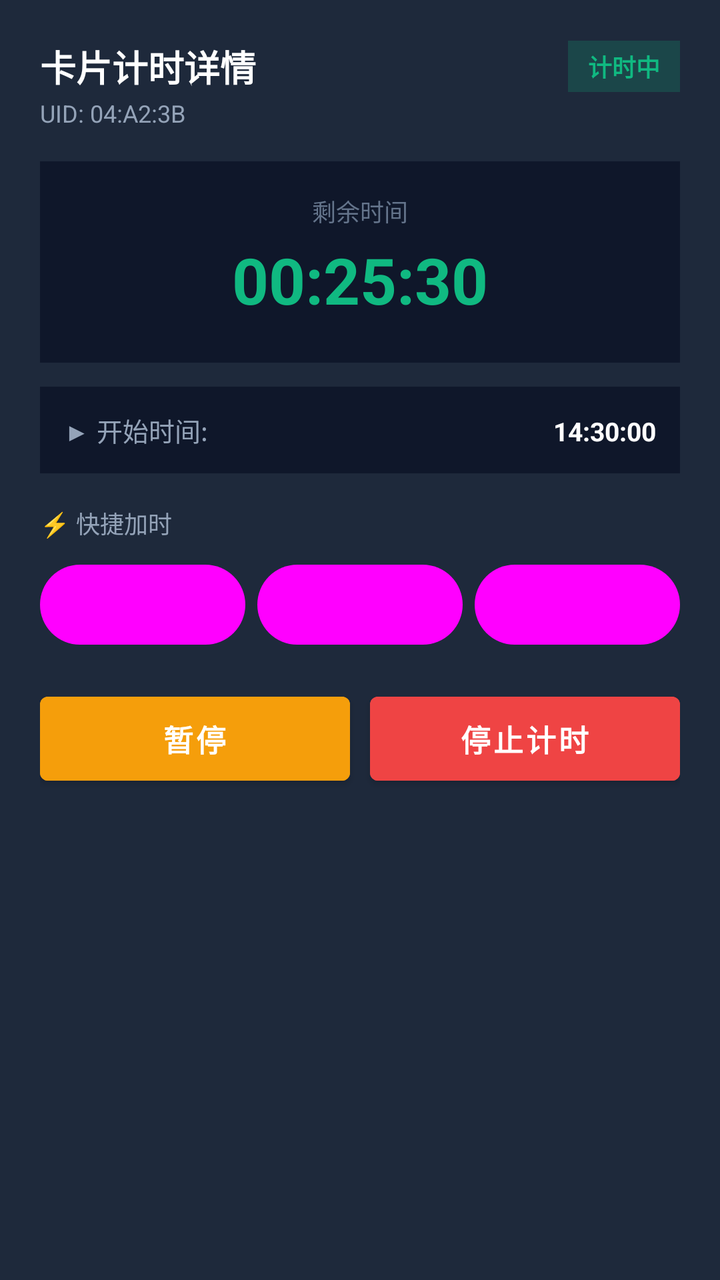
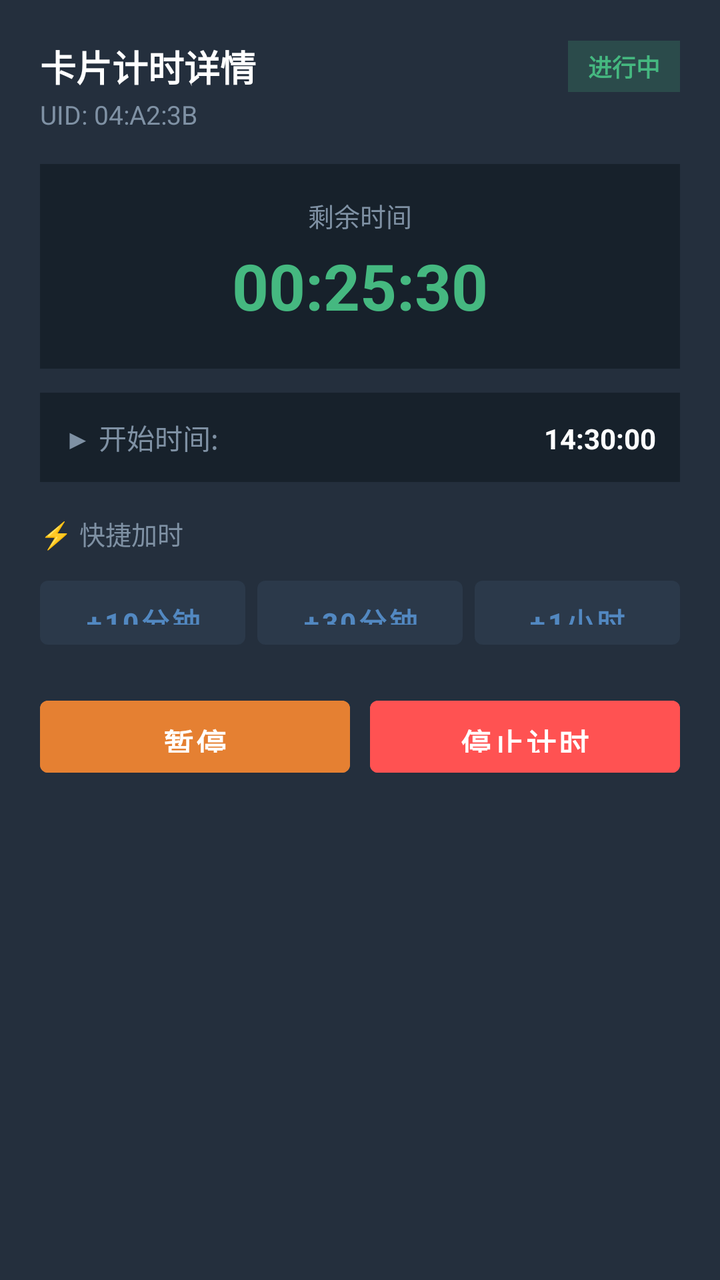

Two renders of the same Android screen: before a commit and after it. Below are the layout's source before the change and the commit's diff.
<!-- AndroidManifest.xml: application theme Theme.NFCTime -->
<!-- res/layout/dialog_active_card_control.xml -->
<?xml version="1.0" encoding="utf-8"?>
<LinearLayout xmlns:android="http://schemas.android.com/apk/res/android"
    xmlns:app="http://schemas.android.com/apk/res-auto"
    android:layout_width="match_parent"
    android:layout_height="wrap_content"
    android:background="#1E293B"
    android:orientation="vertical"
    android:padding="20dp">

    
    <LinearLayout
        android:layout_width="match_parent"
        android:layout_height="wrap_content"
        android:gravity="center_vertical"
        android:orientation="horizontal">

        <TextView
            android:id="@+id/tvActiveTitle"
            android:layout_width="0dp"
            android:layout_height="wrap_content"
            android:layout_weight="1"
            android:text="卡片计时详情"
            android:textColor="#FFFFFF"
            android:textSize="18sp"
            android:textStyle="bold" />

        <TextView
            android:id="@+id/tvActiveStatusBadge"
            android:layout_width="wrap_content"
            android:layout_height="wrap_content"
            android:background="#3310B981"
            android:paddingHorizontal="10dp"
            android:paddingVertical="4dp"
            android:text="计时中"
            android:textColor="#10B981"
            android:textSize="12sp"
            android:textStyle="bold" />
    </LinearLayout>

    <TextView
        android:id="@+id/tvActiveUid"
        android:layout_width="wrap_content"
        android:layout_height="wrap_content"
        android:layout_marginTop="2dp"
        android:layout_marginBottom="16dp"
        android:text="UID: 04:A2:3B"
        android:textColor="#94A3B8"
        android:textSize="12sp" />

    
    <LinearLayout
        android:layout_width="match_parent"
        android:layout_height="wrap_content"
        android:background="#0F172A"
        android:gravity="center"
        android:orientation="vertical"
        android:padding="16dp">

        <TextView
            android:id="@+id/tvActiveTimeLabel"
            android:layout_width="wrap_content"
            android:layout_height="wrap_content"
            android:text="剩余时间"
            android:textColor="#64748B"
            android:textSize="12sp" />

        <TextView
            android:id="@+id/tvActiveRemainingBig"
            android:layout_width="wrap_content"
            android:layout_height="wrap_content"
            android:layout_marginVertical="4dp"
            android:text="00:25:30"
            android:textColor="#10B981"
            android:textSize="32sp"
            android:textStyle="bold" />

        
        <TextView
            android:id="@+id/tvActiveOverdueAlert"
            android:layout_width="wrap_content"
            android:layout_height="wrap_content"
            android:text="🚨 已超时 00:05:12"
            android:textColor="#EF4444"
            android:textSize="16sp"
            android:textStyle="bold"
            android:visibility="gone" />
    </LinearLayout>

    
    <LinearLayout
        android:layout_width="match_parent"
        android:layout_height="wrap_content"
        android:layout_marginTop="12dp"
        android:background="#0F172A"
        android:orientation="horizontal"
        android:padding="12dp">

        <TextView
            android:layout_width="0dp"
            android:layout_height="wrap_content"
            android:layout_weight="1"
            android:text="▶ 开始时间:"
            android:textColor="#94A3B8"
            android:textSize="13sp" />

        <TextView
            android:id="@+id/tvActiveStartTime"
            android:layout_width="wrap_content"
            android:layout_height="wrap_content"
            android:text="14:30:00"
            android:textColor="#FFFFFF"
            android:textSize="13sp"
            android:textStyle="bold" />
    </LinearLayout>

    
    <TextView
        android:layout_width="wrap_content"
        android:layout_height="wrap_content"
        android:layout_marginTop="16dp"
        android:layout_marginBottom="8dp"
        android:text="⚡ 快捷加时"
        android:textColor="#94A3B8"
        android:textSize="12sp" />

    <LinearLayout
        android:layout_width="match_parent"
        android:layout_height="wrap_content"
        android:orientation="horizontal">

        <Button
            android:id="@+id/btnAdd10Min"
            style="@style/Widget.Material3.Button.TonalButton"
            android:layout_width="0dp"
            android:layout_height="wrap_content"
            android:layout_weight="1"
            android:text="+10分钟"
            android:textSize="12sp" />

        <Button
            android:id="@+id/btnAdd30Min"
            style="@style/Widget.Material3.Button.TonalButton"
            android:layout_width="0dp"
            android:layout_height="wrap_content"
            android:layout_weight="1"
            android:layout_marginStart="6dp"
            android:text="+30分钟"
            android:textSize="12sp" />

        <Button
            android:id="@+id/btnAdd1Hour"
            style="@style/Widget.Material3.Button.TonalButton"
            android:layout_width="0dp"
            android:layout_height="wrap_content"
            android:layout_weight="1"
            android:layout_marginStart="6dp"
            android:text="+1小时"
            android:textSize="12sp" />
    </LinearLayout>

    
    <LinearLayout
        android:layout_width="match_parent"
        android:layout_height="wrap_content"
        android:layout_marginTop="16dp"
        android:orientation="horizontal">

        <Button
            android:id="@+id/btnActivePause"
            android:layout_width="0dp"
            android:layout_height="wrap_content"
            android:layout_weight="1"
            android:backgroundTint="#F59E0B"
            android:text="暂停" />

        <Button
            android:id="@+id/btnActiveStop"
            android:layout_width="0dp"
            android:layout_height="wrap_content"
            android:layout_weight="1"
            android:layout_marginStart="10dp"
            android:backgroundTint="#EF4444"
            android:text="停止计时" />
    </LinearLayout>

</LinearLayout>
<!-- resources referenced by this layout -->
<resources>
  <style name="Theme.NFCTime" parent="Theme.MaterialComponents.DayNight.NoActionBar">
          <item name="colorPrimary">@color/tg_blue</item>
          <item name="colorPrimaryVariant">@color/tg_blue_dark</item>
          <item name="colorOnPrimary">@color/tg_text_primary</item>
          <item name="colorSecondary">@color/tg_blue</item>
          <item name="android:windowBackground">@color/tg_background</item>
          <item name="android:statusBarColor">@color/tg_background</item>
          <item name="android:navigationBarColor">@color/tg_background</item>
          
          
          <item name="materialButtonStyle">@style/Widget.App.Button</item>
          <item name="borderlessButtonStyle">@style/Widget.App.Button.TextButton</item>
      </style>
  <color name="tg_blue">#5288C1</color>
  <color name="tg_blue_dark">#2AABEE</color>
  <color name="tg_text_primary">#FFFFFF</color>
  <color name="tg_background">#17212B</color>
  <style name="Widget.App.Button" parent="Widget.MaterialComponents.Button">
          <item name="android:textSize">15sp</item>
          <item name="android:textStyle">bold</item>
          <item name="android:textAllCaps">false</item>
          <item name="android:paddingVertical">10dp</item>
      </style>
  <style name="Widget.App.Button.TextButton" parent="Widget.MaterialComponents.Button.TextButton">
          <item name="android:textSize">15sp</item>
          <item name="android:textStyle">bold</item>
          <item name="android:textAllCaps">false</item>
          <item name="android:paddingHorizontal">12dp</item>
          <item name="android:paddingVertical">8dp</item>
      </style>
</resources>

<!-- the commit's change to res/layout/dialog_active_card_control.xml (unified diff, before → after) -->
@@ -3,7 +3,7 @@
     xmlns:app="http://schemas.android.com/apk/res-auto"
     android:layout_width="match_parent"
     android:layout_height="wrap_content"
-    android:background="#1E293B"
+    android:background="@color/tg_surface"
     android:orientation="vertical"
     android:padding="20dp">
 
@@ -20,7 +20,7 @@
             android:layout_height="wrap_content"
             android:layout_weight="1"
             android:text="卡片计时详情"
-            android:textColor="#FFFFFF"
+            android:textColor="@color/tg_text_primary"
             android:textSize="18sp"
             android:textStyle="bold" />
 
@@ -28,11 +28,11 @@
             android:id="@+id/tvActiveStatusBadge"
             android:layout_width="wrap_content"
             android:layout_height="wrap_content"
-            android:background="#3310B981"
+            android:background="#3345B880"
             android:paddingHorizontal="10dp"
             android:paddingVertical="4dp"
-            android:text="计时中"
-            android:textColor="#10B981"
+            android:text="进行中"
+            android:textColor="@color/tg_status_green"
             android:textSize="12sp"
             android:textStyle="bold" />
     </LinearLayout>
@@ -44,14 +44,14 @@
         android:layout_marginTop="2dp"
         android:layout_marginBottom="16dp"
         android:text="UID: 04:A2:3B"
-        android:textColor="#94A3B8"
-        android:textSize="12sp" />
+        android:textColor="@color/tg_text_secondary"
+        android:textSize="13sp" />
 
     
     <LinearLayout
         android:layout_width="match_parent"
         android:layout_height="wrap_content"
-        android:background="#0F172A"
+        android:background="@color/tg_background"
         android:gravity="center"
         android:orientation="vertical"
         android:padding="16dp">
@@ -61,8 +61,8 @@
             android:layout_width="wrap_content"
             android:layout_height="wrap_content"
             android:text="剩余时间"
-            android:textColor="#64748B"
-            android:textSize="12sp" />
+            android:textColor="@color/tg_text_secondary"
+            android:textSize="13sp" />
 
         <TextView
             android:id="@+id/tvActiveRemainingBig"
@@ -70,7 +70,7 @@
             android:layout_height="wrap_content"
             android:layout_marginVertical="4dp"
             android:text="00:25:30"
-            android:textColor="#10B981"
+            android:textColor="@color/tg_status_green"
             android:textSize="32sp"
             android:textStyle="bold" />
 
@@ -80,7 +80,7 @@
             android:layout_width="wrap_content"
             android:layout_height="wrap_content"
             android:text="🚨 已超时 00:05:12"
-            android:textColor="#EF4444"
+            android:textColor="@color/tg_status_red"
             android:textSize="16sp"
             android:textStyle="bold"
             android:visibility="gone" />
@@ -91,7 +91,7 @@
         android:layout_width="match_parent"
         android:layout_height="wrap_content"
         android:layout_marginTop="12dp"
-        android:background="#0F172A"
+        android:background="@color/tg_background"
         android:orientation="horizontal"
         android:padding="12dp">
 
@@ -100,16 +100,16 @@
             android:layout_height="wrap_content"
             android:layout_weight="1"
             android:text="▶ 开始时间:"
-            android:textColor="#94A3B8"
-            android:textSize="13sp" />
+            android:textColor="@color/tg_text_secondary"
+            android:textSize="14sp" />
 
         <TextView
             android:id="@+id/tvActiveStartTime"
             android:layout_width="wrap_content"
             android:layout_height="wrap_content"
             android:text="14:30:00"
-            android:textColor="#FFFFFF"
-            android:textSize="13sp"
+            android:textColor="@color/tg_text_primary"
+            android:textSize="14sp"
             android:textStyle="bold" />
     </LinearLayout>
 
@@ -120,8 +120,8 @@
         android:layout_marginTop="16dp"
         android:layout_marginBottom="8dp"
         android:text="⚡ 快捷加时"
-        android:textColor="#94A3B8"
-        android:textSize="12sp" />
+        android:textColor="@color/tg_text_secondary"
+        android:textSize="13sp" />
 
     <LinearLayout
         android:layout_width="match_parent"
@@ -130,32 +130,29 @@
 
         <Button
             android:id="@+id/btnAdd10Min"
-            style="@style/Widget.Material3.Button.TonalButton"
+            style="@style/Widget.App.Button.TonalButton"
             android:layout_width="0dp"
-            android:layout_height="wrap_content"
+            android:layout_height="44dp"
             android:layout_weight="1"
-            android:text="+10分钟"
-            android:textSize="12sp" />
+            android:text="+10分钟" />
 
         <Button
             android:id="@+id/btnAdd30Min"
-            style="@style/Widget.Material3.Button.TonalButton"
+            style="@style/Widget.App.Button.TonalButton"
             android:layout_width="0dp"
-            android:layout_height="wrap_content"
+            android:layout_height="44dp"
             android:layout_weight="1"
             android:layout_marginStart="6dp"
-            android:text="+30分钟"
-            android:textSize="12sp" />
+            android:text="+30分钟" />
 
         <Button
             android:id="@+id/btnAdd1Hour"
-            style="@style/Widget.Material3.Button.TonalButton"
+            style="@style/Widget.App.Button.TonalButton"
             android:layout_width="0dp"
-            android:layout_height="wrap_content"
+            android:layout_height="44dp"
             android:layout_weight="1"
             android:layout_marginStart="6dp"
-            android:text="+1小时"
-            android:textSize="12sp" />
+            android:text="+1小时" />
     </LinearLayout>
 
     
@@ -168,19 +165,23 @@
         <Button
             android:id="@+id/btnActivePause"
             android:layout_width="0dp"
-            android:layout_height="wrap_content"
+            android:layout_height="48dp"
             android:layout_weight="1"
-            android:backgroundTint="#F59E0B"
-            android:text="暂停" />
+            android:backgroundTint="@color/tg_status_orange"
+            android:text="暂停"
+            android:textSize="15sp"
+            android:textStyle="bold" />
 
         <Button
             android:id="@+id/btnActiveStop"
             android:layout_width="0dp"
-            android:layout_height="wrap_content"
+            android:layout_height="48dp"
             android:layout_weight="1"
             android:layout_marginStart="10dp"
-            android:backgroundTint="#EF4444"
-            android:text="停止计时" />
+            android:backgroundTint="@color/tg_status_red"
+            android:text="停止计时"
+            android:textSize="15sp"
+            android:textStyle="bold" />
     </LinearLayout>
 
 </LinearLayout>
<!-- resource entries referenced after the edit -->
@@ -10,18 +10,37 @@
           <item name="android:navigationBarColor">@color/tg_background</item>
           
           
+          <item name="colorSurface">@color/tg_surface</item>
+          <item name="colorOnSurface">@color/tg_text_primary</item>
+          <item name="colorSecondaryContainer">#2B394A</item>
+          <item name="colorOnSecondaryContainer">@color/tg_blue</item>
+  
+          
           <item name="materialButtonStyle">@style/Widget.App.Button</item>
           <item name="borderlessButtonStyle">@style/Widget.App.Button.TextButton</item>
       </style>
   <color name="tg_blue">#5288C1</color>
   <color name="tg_blue_dark">#2AABEE</color>
   <color name="tg_text_primary">#FFFFFF</color>
+  <color name="tg_text_secondary">#7F91A4</color>
+  <style name="Widget.App.Button.TonalButton" parent="Widget.MaterialComponents.Button.UnelevatedButton">
+          <item name="android:textSize">14sp</item>
+          <item name="android:textStyle">bold</item>
+          <item name="android:textAllCaps">false</item>
+          <item name="backgroundTint">#2B394A</item>
+          <item name="android:textColor">@color/tg_blue</item>
+      </style>
   <color name="tg_background">#17212B</color>
+  <color name="tg_status_green">#45B880</color>
+  <color name="tg_status_orange">#E58032</color>
+  <color name="tg_status_red">#FF5252</color>
+  <color name="tg_surface">#242F3D</color>
   <style name="Widget.App.Button" parent="Widget.MaterialComponents.Button">
           <item name="android:textSize">15sp</item>
           <item name="android:textStyle">bold</item>
           <item name="android:textAllCaps">false</item>
           <item name="android:paddingVertical">10dp</item>
+          <item name="backgroundTint">@color/tg_blue</item>
       </style>
   <style name="Widget.App.Button.TextButton" parent="Widget.MaterialComponents.Button.TextButton">
           <item name="android:textSize">15sp</item>
@@ -29,6 +48,7 @@
           <item name="android:textAllCaps">false</item>
           <item name="android:paddingHorizontal">12dp</item>
           <item name="android:paddingVertical">8dp</item>
+          <item name="android:textColor">@color/tg_blue</item>
       </style>
 </resources>
 
